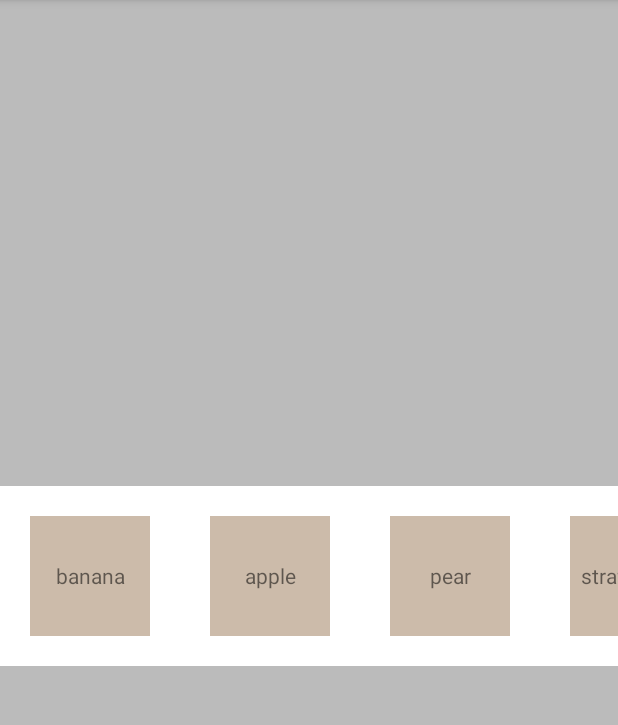
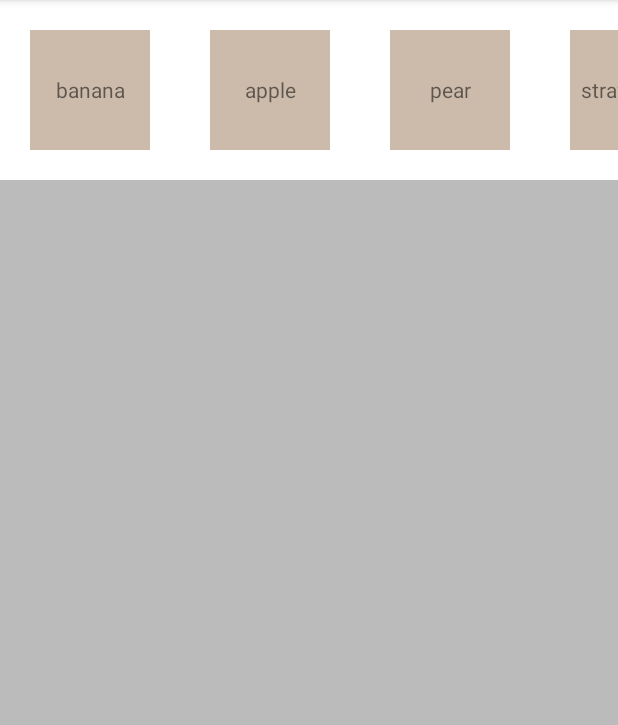
Before and after one commit to knitfaced/recyclerview-fun, an Android app: the screen it shows after launch (MainActivity), on a phone screen of 412 x 824 dp, the part 84-809 px from its top. Run offline under Robolectric (Android 15) with nearby library versions, the phone set to English and light mode, and no system bars.

Commit message:
actually draw stuff with the custom layout manager

```diff
--- /dev/null
+++ b/app/src/main/java/com/polly/myapplication/CustomLayoutManager.kt
@@ -0,0 +1,84 @@
+package com.polly.myapplication
+
+import android.content.Context
+import android.support.v7.widget.RecyclerView
+import android.util.TypedValue
+import android.util.DisplayMetrics
+import android.util.Log
+import android.view.View
+
+
+/**
+ * Created by polly on 01/10/17.
+ */
+class CustomLayoutManager(val context: Context) : RecyclerView.LayoutManager() {
+
+    private val TAG = "CustomLayoutManager"
+
+    fun dipToPixels(context: Context, dipValue: Int): Int{
+        val displayMetrics = context.getResources().getDisplayMetrics()
+        val floatPx = TypedValue.applyDimension(TypedValue.COMPLEX_UNIT_DIP, dipValue.toFloat(), displayMetrics)
+        return floatPx.toInt()
+    }
+
+    override fun generateDefaultLayoutParams(): RecyclerView.LayoutParams {
+        return RecyclerView.LayoutParams(RecyclerView.LayoutParams.WRAP_CONTENT, RecyclerView.LayoutParams.WRAP_CONTENT)
+    }
+
+    override fun onLayoutChildren(recycler: RecyclerView.Recycler, state: RecyclerView.State) {
+        fill(recycler, state)
+
+    }
+
+    private fun fill(recycler: RecyclerView.Recycler, state: RecyclerView.State) {
+//        detachAndScrapAttachedViews(recycler)
+//
+//        Log.d(TAG, "itemCount $itemCount")
+//
+//        val childView = recycler.getViewForPosition(0)
+//
+//        logBounds(childView)
+//
+//        Log.d(TAG, "itemCount $itemCount")
+//        addView(childView)
+//
+//        logBounds(childView)
+//
+//        measureChild(childView, 300, 300)
+//
+//        logBounds(childView)
+//
+//        layoutDecorated(childView, 200, 200, 500, 500)
+//
+//        logBounds(childView)
+
+        for (i in 0..3) {
+            val view = recycler.getViewForPosition(i)
+            addView(view)
+
+            val viewWidth = dipToPixels(context, 120)
+            val viewSpacing = dipToPixels(context, 0)
+
+            Log.d(TAG, "viewWidth = $viewWidth")
+            Log.d(TAG, "viewSpacing = $viewSpacing")
+            val left = i * (viewSpacing + viewWidth)
+            val right = left + viewWidth
+            val top = viewSpacing
+            val bottom = top + viewWidth
+
+
+            measureChild(view, viewWidth, viewWidth)
+
+            layoutDecorated(view, left, top, right, bottom)
+
+            logBounds(view, "$i")
+        }
+    }
+
+    private fun logBounds(childView: View, msg: String) {
+        Log.d(TAG, "$msg view top ${getDecoratedTop(childView)}")
+        Log.d(TAG, "$msg view bottom ${getDecoratedBottom(childView)}")
+        Log.d(TAG, "$msg view left ${getDecoratedLeft(childView)}")
+        Log.d(TAG, "$msg view right ${getDecoratedRight(childView)}")
+    }
+}
--- a/app/src/main/java/com/polly/myapplication/MainActivity.kt
+++ b/app/src/main/java/com/polly/myapplication/MainActivity.kt
@@ -18,7 +18,8 @@ class MainActivity : AppCompatActivity() {
 
         val recyclerview: RecyclerView = findViewById(R.id.recyclerview) as RecyclerView
         recyclerview.adapter = ThingAdapter(thingsList)
-        recyclerview.layoutManager = LinearLayoutManager(this, LinearLayoutManager.HORIZONTAL, false)
+//        recyclerview.layoutManager = LinearLayoutManager(this, LinearLayoutManager.HORIZONTAL, false)
+        recyclerview.layoutManager = CustomLayoutManager(this)
     }
 }
 
--- a/app/src/main/res/layout/activity_main.xml
+++ b/app/src/main/res/layout/activity_main.xml
@@ -1,19 +1,10 @@
 <?xml version="1.0" encoding="utf-8"?>
-<android.support.constraint.ConstraintLayout
+<android.support.v7.widget.RecyclerView
     xmlns:android="http://schemas.android.com/apk/res/android"
     xmlns:app="http://schemas.android.com/apk/res-auto"
     xmlns:tools="http://schemas.android.com/tools"
     android:layout_width="match_parent"
     android:layout_height="match_parent"
+    android:id="@+id/recyclerview"
     android:background="#bbb"
-    tools:context="com.polly.myapplication.MainActivity">
-
-
-    <android.support.v7.widget.RecyclerView
-        android:layout_width="match_parent"
-        android:layout_height="wrap_content"
-        android:id="@+id/recyclerview"
-        app:layout_constraintTop_toTopOf="parent"
-        app:layout_constraintBottom_toBottomOf="parent"
-        />
-</android.support.constraint.ConstraintLayout>
+    />
```
